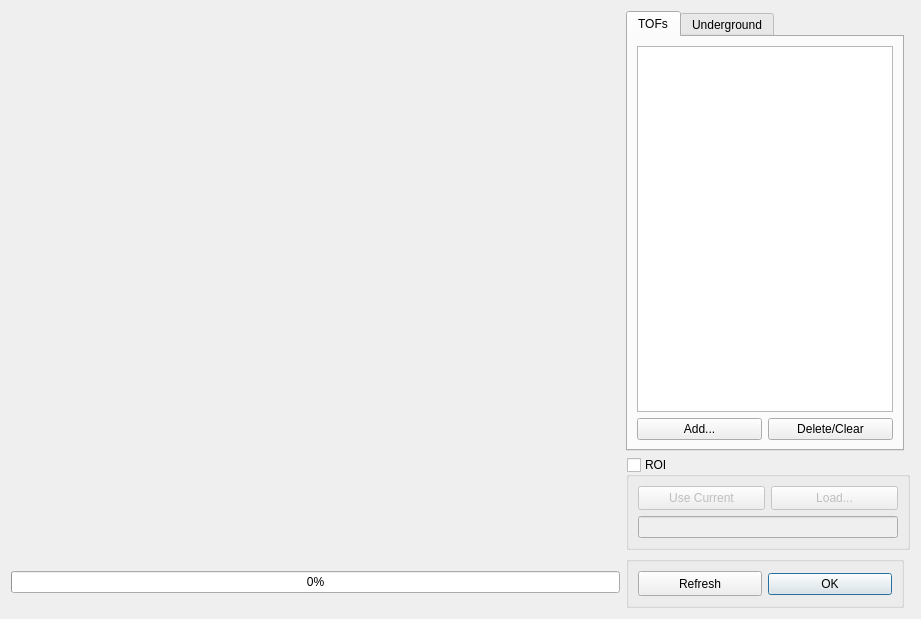
Above: custom/mira/src/cascade/contrastsvsimagesdlg.ui from mlz-ictrl/nicos before the change. Below: the same form after it.
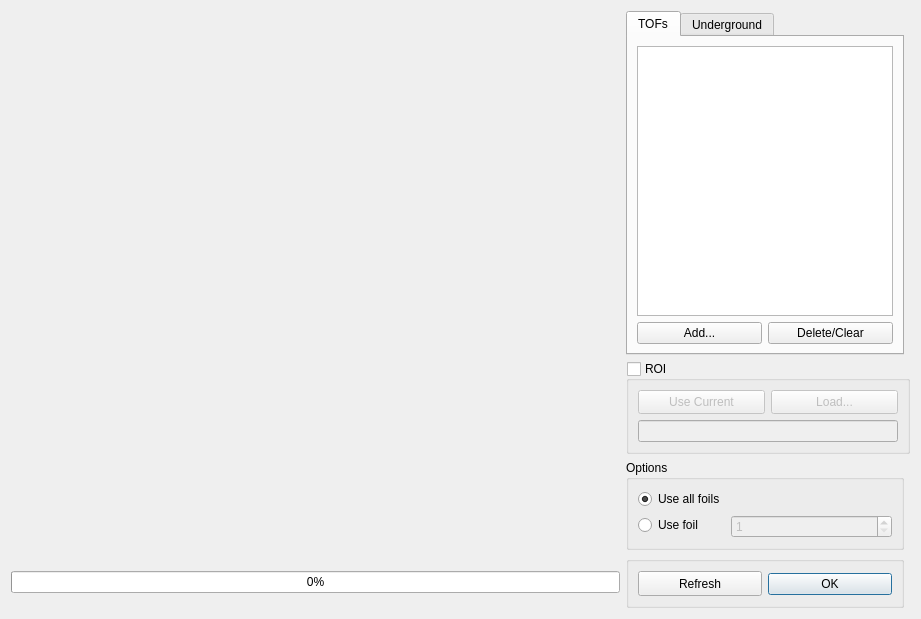
That is the form after the change. Custom widgets are drawn as their Qt base class.

```diff
--- a/custom/mira/src/cascade/contrastsvsimagesdlg.ui
+++ b/custom/mira/src/cascade/contrastsvsimagesdlg.ui
@@ -236,6 +236,42 @@
      </widget>
     </widget>
    </item>
+   <item row="6" column="2">
+    <widget class="QGroupBox" name="groupBox_2">
+     <property name="title">
+      <string>Options</string>
+     </property>
+     <layout class="QFormLayout" name="formLayout">
+      <item row="0" column="0">
+       <widget class="QRadioButton" name="radioButtonFoilMean">
+        <property name="text">
+         <string>Use all foils</string>
+        </property>
+        <property name="checked">
+         <bool>true</bool>
+        </property>
+       </widget>
+      </item>
+      <item row="1" column="0">
+       <widget class="QRadioButton" name="radioButtonFoil">
+        <property name="text">
+         <string>Use foil </string>
+        </property>
+       </widget>
+      </item>
+      <item row="1" column="1">
+       <widget class="QSpinBox" name="spinFoil">
+        <property name="enabled">
+         <bool>false</bool>
+        </property>
+        <property name="minimum">
+         <number>1</number>
+        </property>
+       </widget>
+      </item>
+     </layout>
+    </widget>
+   </item>
    <item row="9" column="2">
     <widget class="QGroupBox" name="groupBox">
      <property name="title">
```
Left out of the diff: 18 changed lines with no effect on the pictures.
